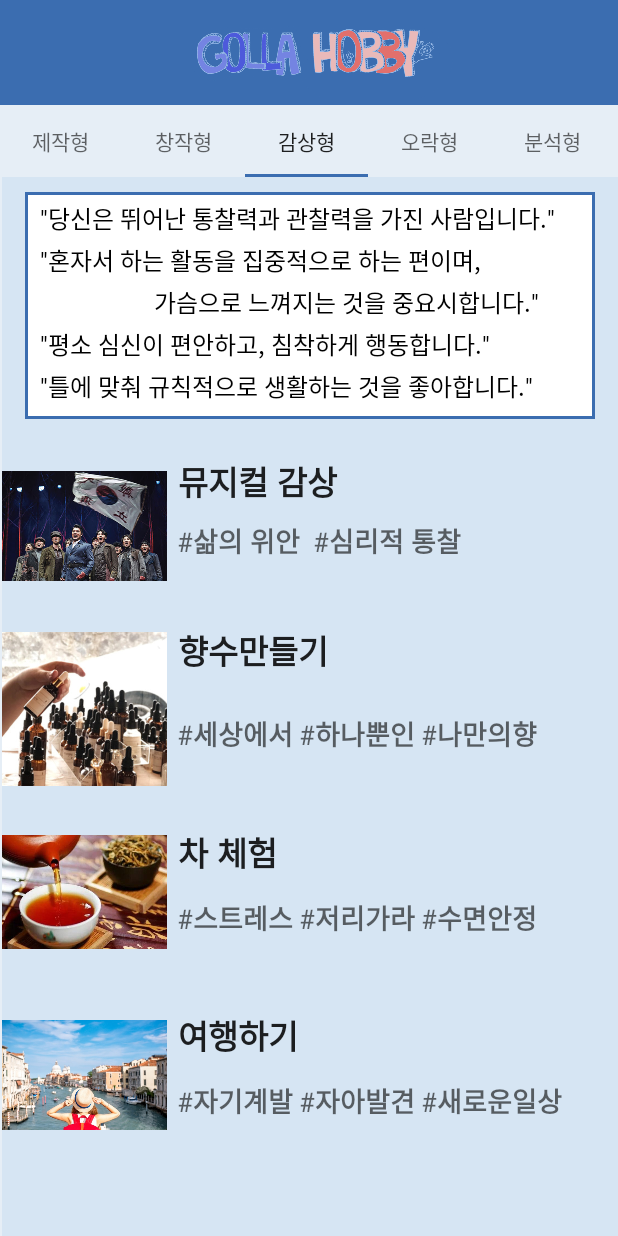
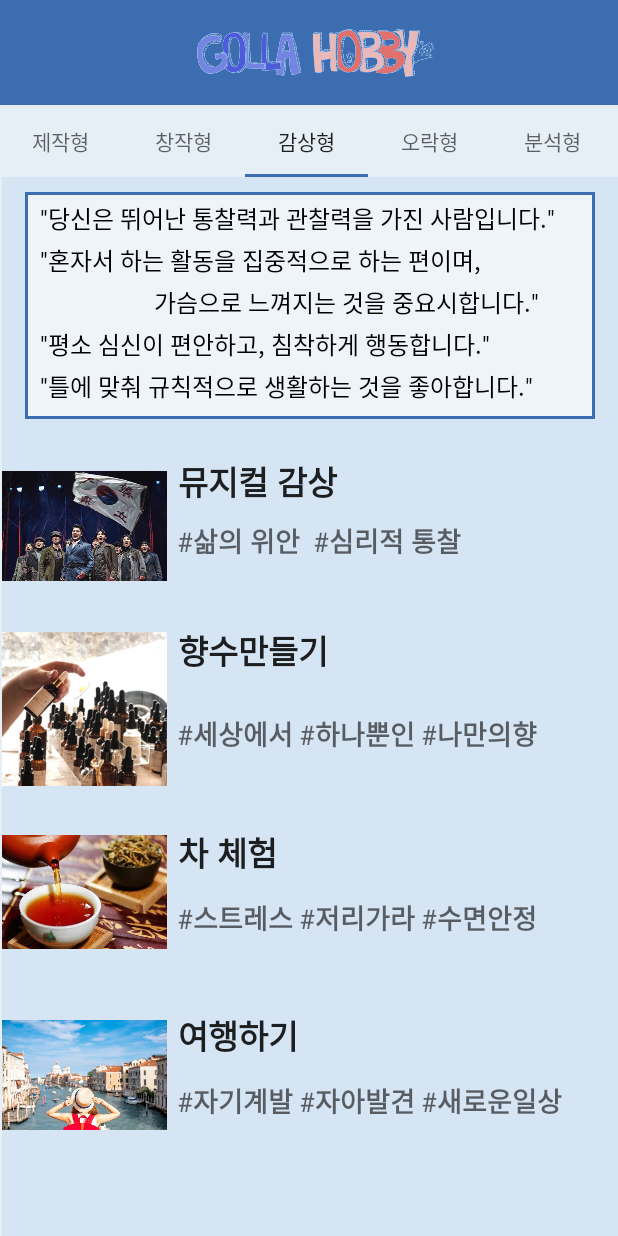
Before and after one commit to auddus16/GollaHobby, an Android app: the num7_1tap screen opened directly, with no data from a screen before it, tab 3 chosen, on a phone screen of 412 x 824 dp. Run offline under Robolectric (Android 15) with nearby library versions, the phone set to English and light mode, and no system bars.

Commit message:
테두리 스타일 변경, 분석형 태그 추가

```diff
--- a/GollaHobby/app/src/main/java/com/example/myapplication/num7_4tap.java
+++ b/GollaHobby/app/src/main/java/com/example/myapplication/num7_4tap.java
@@ -61,7 +61,8 @@ public class num7_4tap extends Fragment {
         tvDronEx.setText("#열정가 #자유로움 #힐링");
         tvType = view.findViewById(R.id.tvType);
         tvType.setText("\"당신은 호기심이 많고 사람을 좋아하는 열정가입니다.\"\n" +
-                "\"자유분방하고, 재미를 중요시하는,\n                            따뜻한 감성의 사람이기도 합니다.\"\n" +
+                "\"자유분방하고, 재미를 중요시하는,\n" +
+                "                            따뜻한 감성의 사람이기도 합니다.\"\n" +
                 "\"본인의 생각을 전달할 때 말로 하는 것이 편합니다.\"");
 
         GotoSmallHobby gotoSmallHobby = new GotoSmallHobby();
--- a/GollaHobby/app/src/main/java/com/example/myapplication/num7_5tap.java
+++ b/GollaHobby/app/src/main/java/com/example/myapplication/num7_5tap.java
@@ -41,7 +41,9 @@ public class num7_5tap extends Fragment {
         tvDebate = view.findViewById(R.id.tvDebate);
         tvStudyFL = view.findViewById(R.id.tvStudyFL);
         tvDebateEx = view.findViewById(R.id.tvDebateEx);
+        tvDebateEx.setText("#전략가 #사고력향상 #경청");
         tvStudyFLEx = view.findViewById(R.id.tvStudyFLEx);
+        tvStudyFLEx.setText("#전략가 #언어능력향상 #두뇌개발");
         tvType = view.findViewById(R.id.tvType);
         tvType.setText("\"당신은 비평적인 관점을 가진 뛰어난 전략가입니다.\"\n" +
                 "\"이상적인 세상을 만들어 가는 사람이기도합니다.\"\n" +
--- a/GollaHobby/app/src/main/res/drawable/description.xml
+++ b/GollaHobby/app/src/main/res/drawable/description.xml
@@ -1,5 +1,5 @@
 <?xml version="1.0" encoding="utf-8"?>
 <shape xmlns:android="http://schemas.android.com/apk/res/android" android:shape="rectangle" >
-    <solid android:color="#ffffff" />
+    <solid android:color="#99FFFFFF" />
     <stroke android:width="2.2dip" android:color="#3B6DB0"/>
 </shape>
```
